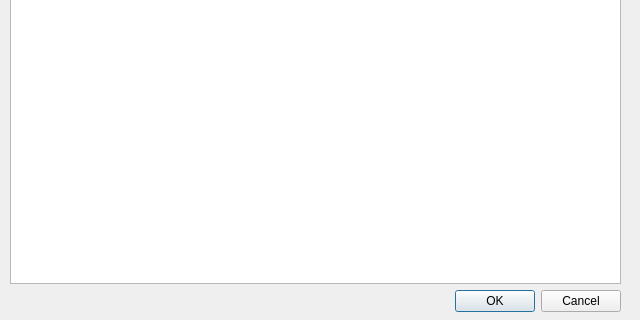
Qt form selectcolumn.ui (NumerousHats/authoritizer) before a commit; both pictures show x 0 to 640 and y 160 to 480 of the 640 by 480 pixel window.
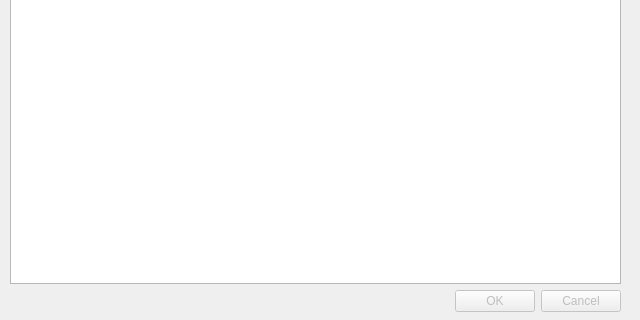
The same form after that commit.

What changed in the file:
```diff
--- a/selectcolumn.ui
+++ b/selectcolumn.ui
@@ -44,6 +44,9 @@
     </item>
     <item>
      <widget class="QDialogButtonBox" name="buttonBox">
+      <property name="enabled">
+       <bool>false</bool>
+      </property>
       <property name="orientation">
        <enum>Qt::Horizontal</enum>
       </property>
```
Left out of the diff: 9 changed lines with no effect on the pictures.
